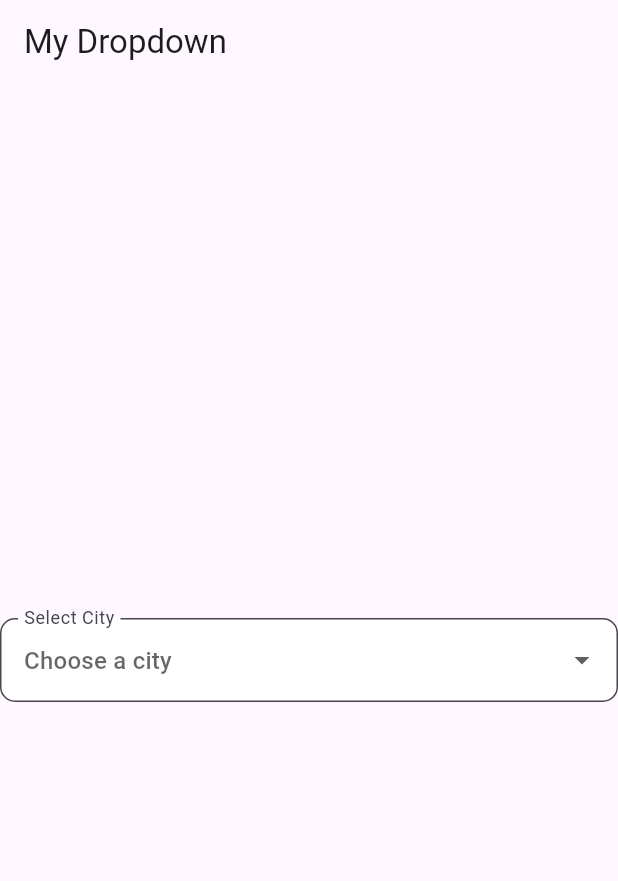
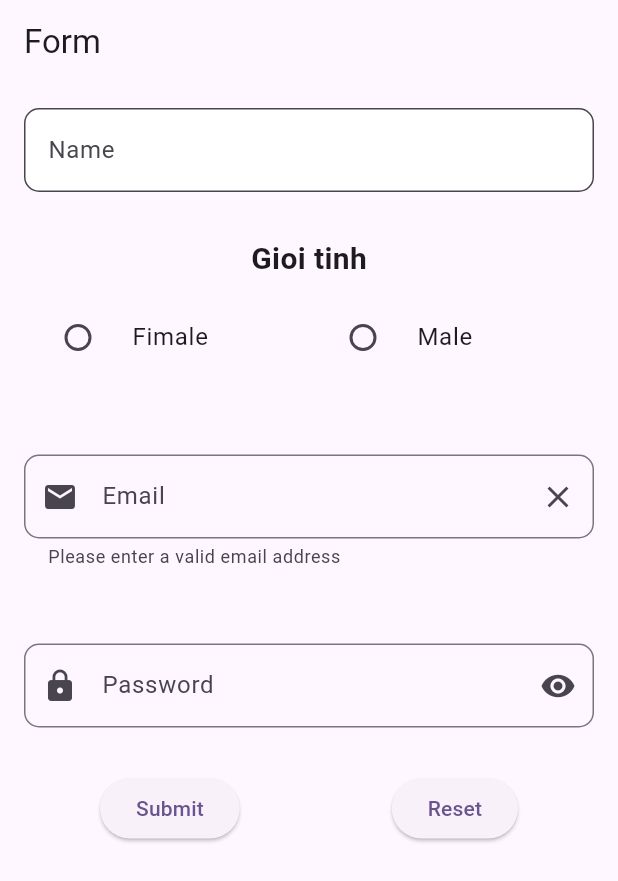
Before and after one commit to LucHo251025/Fullter-Learn, a Flutter app: the screen it shows after launch, on a phone screen of 412 x 824 dp. Shown: the top 881 px of the screen. Run offline on Flutter 3.47's test engine with Material 3 defaults, Android fonts, the phone set to English and light mode, and no system bars.

Commit message:
formSelection

```diff
--- /dev/null
+++ b/lib/learn/day5/FormSelection.dart
@@ -0,0 +1,199 @@
+import 'package:flutter/material.dart';
+
+class FormSelection extends StatefulWidget {
+  @override
+  State<StatefulWidget> createState() => _FormSelectionState();
+}
+
+class _FormSelectionState extends State<FormSelection> {
+  String? _gender;
+  final _formKey = GlobalKey<FormState>();
+  final _fullNameController = TextEditingController();
+  final _emailController = TextEditingController();
+  final _passwordController = TextEditingController();
+  bool _obscurePassword = true;
+  String? _name;
+
+  @override
+  Widget build(BuildContext context) {
+    return Scaffold(
+      appBar: AppBar(
+        title: Text("Form"),
+      ),
+      body: Padding(
+        padding: EdgeInsets.all(16.0),
+        child: Form(
+            key: _formKey,
+            child: Column(
+              children: [
+                TextFormField(
+                  controller: _fullNameController,
+                  decoration: InputDecoration(
+                    labelText: "Name",
+                    hintText: "Your name",
+                    border: OutlineInputBorder(
+                      borderRadius: BorderRadius.circular(10),
+                      borderSide:
+                          BorderSide(color: Colors.deepPurpleAccent, width: 2),
+                    ),
+                    filled: true,
+                    fillColor: Colors.white,
+                  ),
+                  onSaved: (value) {
+                    _name = value;
+                  },
+                  validator: (value) {
+                    if (value == null || value.isEmpty) {
+                      return "Please enter your name";
+                    }
+                    return null;
+                  },
+                ),
+                SizedBox(
+                  height: 30,
+                ),
+                Text("Gioi tinh",
+                  style: TextStyle(
+                    fontSize: 20,
+                    fontWeight: FontWeight.bold,
+                  ),
+                ),
+                SizedBox(
+                  height: 10,
+
+                ),
+                FormField<String>(validator: (value) {
+                  if (value == null || value.isEmpty) {
+                    return "Vui long chon gioi tinh";
+                  }
+                }, builder: (FormFieldState<String> state) {
+                  return Column(
+                    crossAxisAlignment: CrossAxisAlignment.start,
+                    children: [
+                      Row(
+                        children: [
+                          Expanded(
+                              child: RadioListTile(
+                                  title: Text("Fimale"),
+                                  value: "fimale",
+                                  groupValue: _gender,
+                                  onChanged: (value) {
+                                    setState(() {
+                                      _gender = value;
+                                      state.didChange(value);
+                                    });
+                                  })),
+                          Expanded(
+                              child: RadioListTile(
+                                  title: Text("Male"),
+                                  value: "male",
+                                  groupValue: _gender,
+                                  onChanged: (value) {
+                                    setState(() {
+                                      _gender = value;
+                                      state.didChange(value);
+                                    });
+                                  }))
+                        ],
+                      )
+                    ],
+                  );
+                }),
+                SizedBox(
+                  height: 50,
+                ),
+                TextFormField(
+                  controller: _emailController,
+                  decoration: InputDecoration(
+                    labelText: "Email",
+                    hintText: "Your email",
+                    helperText: "Please enter a valid email address",
+                    border: OutlineInputBorder(
+                      borderRadius: BorderRadius.circular(10),
+                      borderSide:
+                          BorderSide(color: Colors.deepPurpleAccent, width: 2),
+                    ),
+                    prefixIcon: Icon(Icons.email),
+                    suffixIcon: Icon(Icons.clear),
+                  ),
+                  keyboardType: TextInputType.emailAddress,
+                  validator: (value) {
+                    if (value == null || value.isEmpty) {
+                      return "Please enter your email";
+                    }
+                    if (!RegExp(
+                            r'^[a-zA-Z0-9._%+-]+@[a-zA-Z0-9.-]+\.[a-zA-Z]{2,}$')
+                        .hasMatch(value)) {
+                      return "Please enter a valid email address";
+                    }
+
+                    return null;
+                  },
+                ),
+                SizedBox(
+                  height: 50,
+                ),
+                TextFormField(
+                  controller: _passwordController,
+                  obscureText: _obscurePassword,
+                  obscuringCharacter: "*",
+                  decoration: InputDecoration(
+                    labelText: "Password",
+                    hintText: "Your password",
+                    border: OutlineInputBorder(
+                      borderRadius: BorderRadius.circular(10),
+                      borderSide:
+                          BorderSide(color: Colors.deepPurpleAccent, width: 2),
+                    ),
+                    prefixIcon: Icon(Icons.lock),
+                    suffixIcon: IconButton(
+                        onPressed: () {
+                          setState(() {
+                            _obscurePassword = !_obscurePassword;
+                          });
+                        },
+                        icon: Icon(_obscurePassword
+                            ? Icons.visibility
+                            : Icons.visibility_off)),
+                  ),
+                  validator: (value) {
+                    if (value == null || value.isEmpty) {
+                      return "Please enter your password";
+                    }
+                    if (value.length < 6) {
+                      return "Password must be at least 6 characters";
+                    }
+                    return null;
+                  },
+                ),
+                SizedBox(
+                  height: 30,
+                ),
+                Row(
+                  mainAxisAlignment: MainAxisAlignment.spaceAround,
+                  children: [
+                    ElevatedButton(
+                        onPressed: () {
+                          if (_formKey.currentState!.validate()) {
+                            _formKey.currentState!.save();
+                            ScaffoldMessenger.of(context).showSnackBar(
+                                SnackBar(content: Text("Hello $_name")));
+                          }
+                        },
+                        child: Text("Submit")),
+                    ElevatedButton(
+                        onPressed: () {
+                          _formKey.currentState!.reset();
+                          setState(() {
+                            _name = null;
+                          });
+                        },
+                        child: Text("Reset"))
+                  ],
+                )
+              ],
+            )),
+      ),
+    );
+  }
+}
--- a/lib/main.dart
+++ b/lib/main.dart
@@ -1,5 +1,5 @@
 import 'package:flutter/material.dart';
-import 'package:flutter_learn/learn/day5/MyDropdown.dart';
+import 'package:flutter_learn/learn/day5/FormSelection.dart';
 void main() {
   runApp(const MyApp());
 }
@@ -17,7 +17,7 @@ class MyApp extends StatelessWidget {
         colorScheme: ColorScheme.fromSeed(seedColor: Colors.deepPurple),
         useMaterial3: true,
       ),
-      home: MyDropdown(),
+      home: FormSelection(),
     );
   }
 }
```
